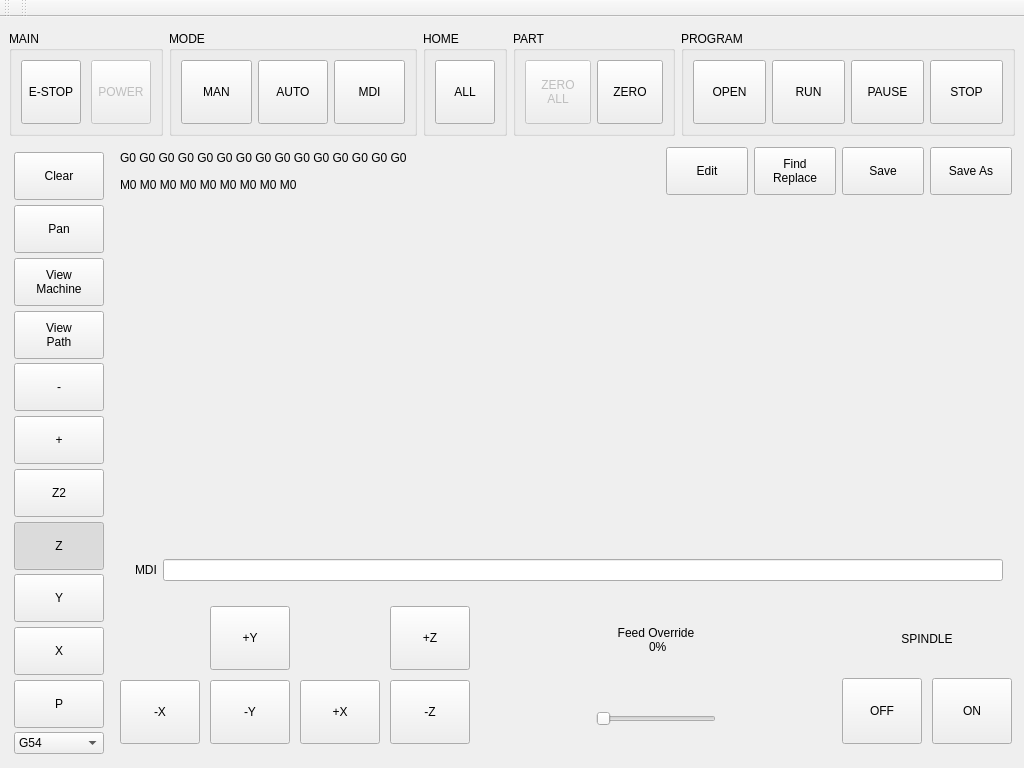
This is tnc/ui/window.ui in kcjengr/turbonc as Qt 5 draws it before an edit. The edited form follows.
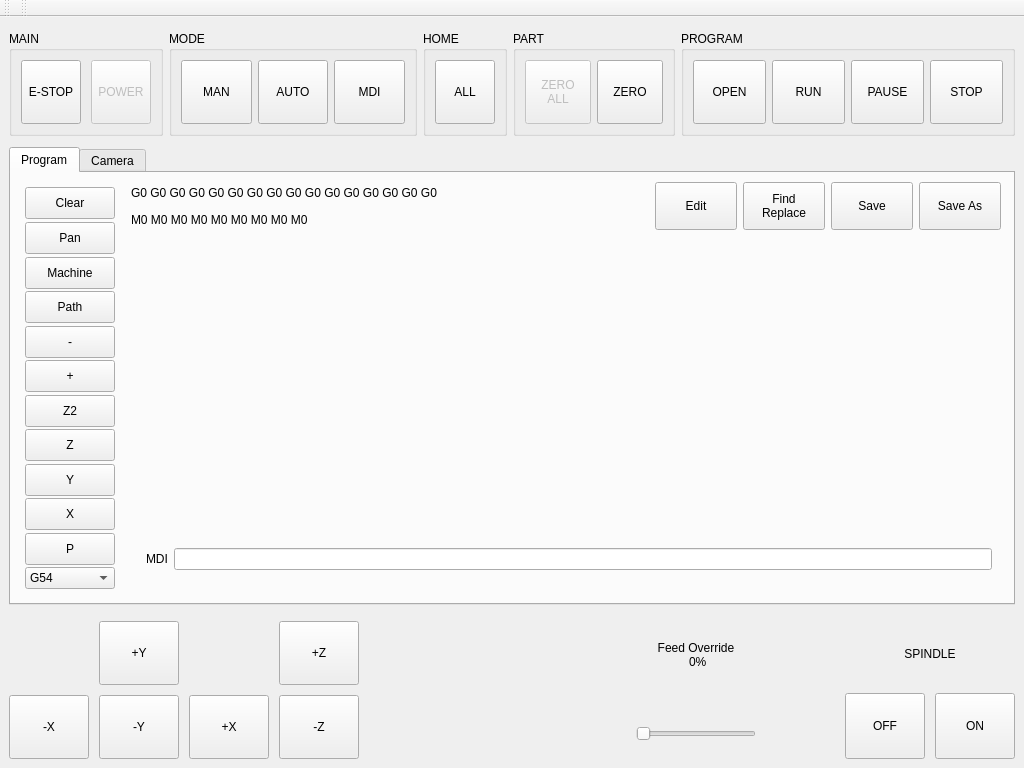
This is the edited form. Icons and pictures are not drawn. Custom widgets are drawn as their Qt base class.

Commit message: Add camera widget

```diff
--- a/tnc/ui/window.ui
+++ b/tnc/ui/window.ui
@@ -452,6 +452,16 @@
      </layout>
     </item>
     <item>
+     <widget class="QTabWidget" name="tabWidget">
+      <property name="currentIndex">
+       <number>0</number>
+      </property>
+      <widget class="QWidget" name="tab">
+       <attribute name="title">
+        <string>Program</string>
+       </attribute>
+       <layout class="QVBoxLayout" name="verticalLayout_9">
+        <item>
      <layout class="QHBoxLayout" name="horizontalLayout">
       <item>
        <widget class="QWidget" name="horizontalWidget" native="true">
@@ -494,7 +504,7 @@
            <property name="minimumSize">
             <size>
              <width>64</width>
-             <height>48</height>
+                 <height>32</height>
             </size>
            </property>
            <property name="text">
@@ -513,14 +523,14 @@
            <property name="minimumSize">
             <size>
              <width>64</width>
-             <height>48</height>
+                 <height>32</height>
             </size>
            </property>
            <property name="text">
             <string>Pan</string>
            </property>
            <property name="checkable">
-            <bool>true</bool>
+                <bool>false</bool>
            </property>
           </widget>
          </item>
@@ -535,12 +545,11 @@
            <property name="minimumSize">
             <size>
              <width>64</width>
-             <height>48</height>
+                 <height>32</height>
             </size>
            </property>
            <property name="text">
-            <string>View
-Machine</string>
+                <string>Machine</string>
            </property>
           </widget>
          </item>
@@ -555,12 +564,11 @@
            <property name="minimumSize">
             <size>
              <width>64</width>
-             <height>48</height>
+                 <height>32</height>
             </size>
            </property>
            <property name="text">
-            <string>View
-Path</string>
+                <string>Path</string>
            </property>
           </widget>
          </item>
@@ -575,7 +583,7 @@
            <property name="minimumSize">
             <size>
              <width>64</width>
-             <height>48</height>
+                 <height>32</height>
             </size>
            </property>
            <property name="text">
@@ -594,7 +602,7 @@
            <property name="minimumSize">
             <size>
              <width>64</width>
-             <height>48</height>
+                 <height>32</height>
             </size>
            </property>
            <property name="text">
@@ -613,14 +621,14 @@
            <property name="minimumSize">
             <size>
              <width>64</width>
-             <height>48</height>
+                 <height>32</height>
             </size>
            </property>
            <property name="text">
             <string>Z2</string>
            </property>
            <property name="checkable">
-            <bool>true</bool>
+                <bool>false</bool>
            </property>
            <property name="autoExclusive">
             <bool>true</bool>
@@ -638,17 +646,17 @@
            <property name="minimumSize">
             <size>
              <width>64</width>
-             <height>48</height>
+                 <height>32</height>
             </size>
            </property>
            <property name="text">
             <string>Z</string>
            </property>
            <property name="checkable">
-            <bool>true</bool>
+                <bool>false</bool>
            </property>
            <property name="checked">
-            <bool>true</bool>
+                <bool>false</bool>
            </property>
            <property name="autoExclusive">
             <bool>true</bool>
@@ -666,14 +674,14 @@
            <property name="minimumSize">
             <size>
              <width>64</width>
-             <height>48</height>
+                 <height>32</height>
             </size>
            </property>
            <property name="text">
             <string>Y</string>
            </property>
            <property name="checkable">
-            <bool>true</bool>
+                <bool>false</bool>
            </property>
            <property name="autoExclusive">
             <bool>true</bool>
@@ -691,14 +699,14 @@
            <property name="minimumSize">
             <size>
              <width>64</width>
-             <height>48</height>
+                 <height>32</height>
             </size>
            </property>
            <property name="text">
             <string>X</string>
            </property>
            <property name="checkable">
-            <bool>true</bool>
+                <bool>false</bool>
            </property>
            <property name="autoExclusive">
             <bool>true</bool>
@@ -716,14 +724,14 @@
            <property name="minimumSize">
             <size>
              <width>64</width>
-             <height>48</height>
+                 <height>32</height>
             </size>
            </property>
            <property name="text">
             <string>P</string>
            </property>
            <property name="checkable">
-            <bool>true</bool>
+                <bool>false</bool>
            </property>
            <property name="autoExclusive">
             <bool>true</bool>
@@ -786,7 +794,7 @@
        </widget>
       </item>
       <item>
-       <layout class="QVBoxLayout" name="verticalLayout_4" stretch="0,0,0">
+           <layout class="QVBoxLayout" name="verticalLayout_4" stretch="0,0">
         <property name="spacing">
          <number>6</number>
         </property>
@@ -824,7 +832,7 @@
                </size>
               </property>
               <property name="text">
-               <string>G0 G0 G0 G0 G0 G0 G0 G0 G0 G0 G0 G0 G0 G0 G0</string>
+                   <string>G0 G0 G0 G0 G0 G0 G0 G0 G0 G0 G0 G0 G0 G0 G0 G0</string>
               </property>
               <property name="rules" stdset="0">
                <string>[{&quot;channels&quot;: [{&quot;trigger&quot;: true, &quot;type&quot;: &quot;str&quot;, &quot;url&quot;: &quot;status:gcodes?text&quot;}], &quot;property&quot;: &quot;Text&quot;, &quot;expression&quot;: &quot;ch[0]&quot;, &quot;name&quot;: &quot;Active Codes&quot;}]</string>
@@ -1006,6 +1014,24 @@
           </widget>
          </widget>
         </item>
+           </layout>
+          </item>
+         </layout>
+        </item>
+       </layout>
+      </widget>
+      <widget class="QWidget" name="tab_2">
+       <attribute name="title">
+        <string>Camera</string>
+       </attribute>
+       <layout class="QVBoxLayout" name="verticalLayout_10">
+        <item>
+         <widget class="Camera" name="camera"/>
+        </item>
+       </layout>
+      </widget>
+     </widget>
+    </item>
         <item>
          <layout class="QHBoxLayout" name="horizontalLayout_4">
           <property name="topMargin">
@@ -1150,6 +1176,44 @@
             </item>
            </layout>
           </item>
+      <item>
+       <spacer name="horizontalSpacer_5">
+        <property name="orientation">
+         <enum>Qt::Horizontal</enum>
+        </property>
+        <property name="sizeType">
+         <enum>QSizePolicy::Expanding</enum>
+        </property>
+        <property name="sizeHint" stdset="0">
+         <size>
+          <width>40</width>
+          <height>20</height>
+         </size>
+        </property>
+       </spacer>
+      </item>
+      <item>
+       <widget class="StatusLabel" name="statuslabel">
+        <property name="sizePolicy">
+         <sizepolicy hsizetype="Fixed" vsizetype="Fixed">
+          <horstretch>0</horstretch>
+          <verstretch>0</verstretch>
+         </sizepolicy>
+        </property>
+        <property name="minimumSize">
+         <size>
+          <width>100</width>
+          <height>64</height>
+         </size>
+        </property>
+        <property name="alignment">
+         <set>Qt::AlignCenter</set>
+        </property>
+        <property name="rules" stdset="0">
+         <string>[{&quot;channels&quot;: [{&quot;url&quot;: &quot;status:feedrate&quot;, &quot;trigger&quot;: true}], &quot;property&quot;: &quot;Text&quot;, &quot;expression&quot;: &quot;\&quot;Feed\\n{:.3f}\&quot;.format(ch[0])&quot;, &quot;name&quot;: &quot;Feed&quot;}]</string>
+        </property>
+       </widget>
+      </item>
           <item>
            <spacer name="horizontalSpacer_3">
             <property name="orientation">
@@ -1302,10 +1366,6 @@
          </layout>
         </item>
        </layout>
-      </item>
-     </layout>
-    </item>
-   </layout>
   </widget>
   <widget class="QToolBar" name="toolBar">
    <property name="windowTitle">
@@ -1618,6 +1678,12 @@
    <extends>QPushButton</extends>
    <header>qtpyvcp.widgets.button_widgets.mdi_button</header>
   </customwidget>
+  <customwidget>
+   <class>Camera</class>
+   <extends>QWidget</extends>
+   <header>qtpyvcp.widgets.display_widgets.camera.camera</header>
+   <container>1</container>
+  </customwidget>
   <customwidget>
    <class>GcodeEditor</class>
    <extends>QFrame</extends>
```
Left out of the diff: 10 changed lines with no effect on the pictures. Lines whose indentation alone changed are shown as unchanged.
